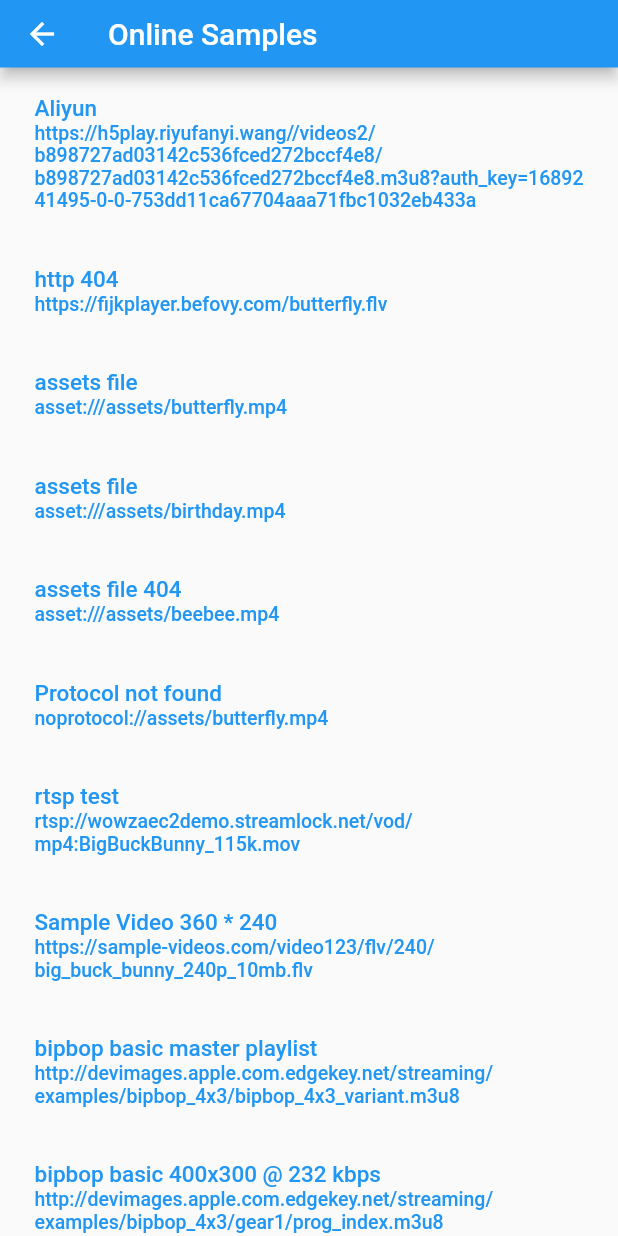
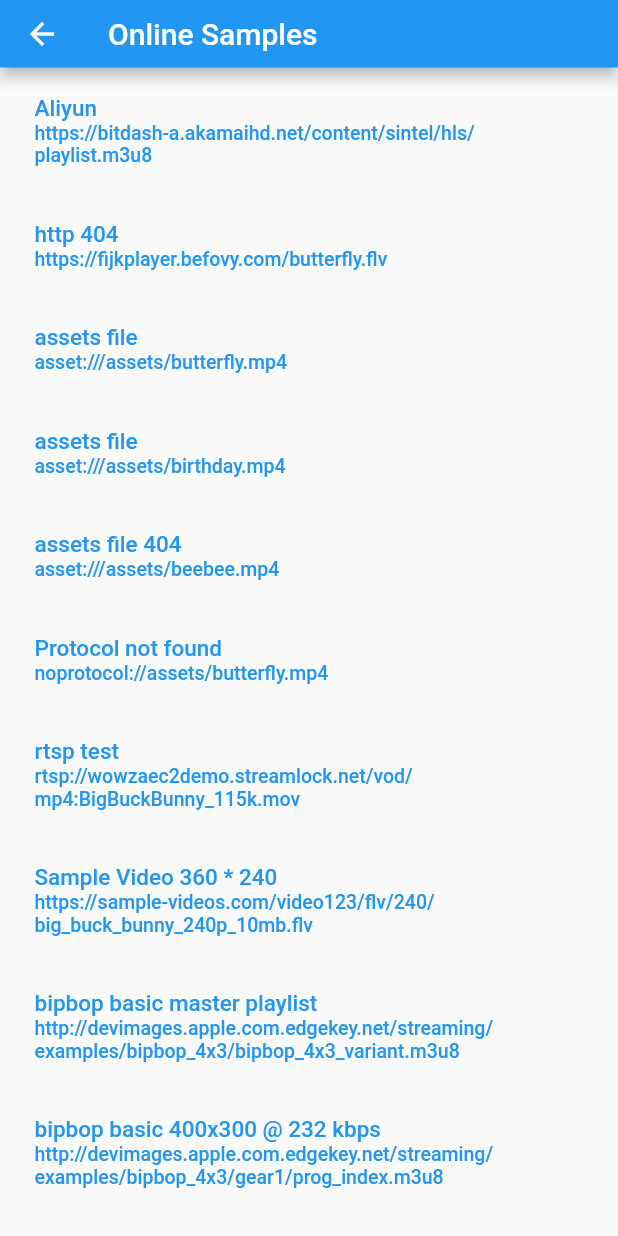
Before and after one commit to 20156284/video_plus, a Flutter app: the SamplesScreen screen opened directly, on a phone screen of 412 x 824 dp. Run offline on Flutter 3.47's test engine with Material 2 defaults, Android fonts, the phone set to English and light mode, and no system bars; our stand-ins replace plugin_platform_interface, streaming_shared_preferences, video_player; missing offline and left inert: dart:html.

Commit message:
update ui

```diff
--- a/example/lib/recent_list.dart
+++ b/example/lib/recent_list.dart
@@ -7,7 +7,7 @@ import 'media_item.dart';
 const List<MediaUrl> samples = [
   MediaUrl(
       title: 'Aliyun',
-      url: 'https://h5play.riyufanyi.wang//videos2/b898727ad03142c536fced272bccf4e8/b898727ad03142c536fced272bccf4e8.m3u8?auth_key=1689241495-0-0-753dd11ca67704aaa71fbc1032eb433a'),
+      url: 'https://bitdash-a.akamaihd.net/content/sintel/hls/playlist.m3u8'),
   MediaUrl(
       title: 'http 404', url: 'https://fijkplayer.befovy.com/butterfly.flv'),
   MediaUrl(title: 'assets file', url: 'asset:///assets/butterfly.mp4'),
--- a/lib/video_view.dart
+++ b/lib/video_view.dart
@@ -90,9 +90,9 @@ class _VideoViewState extends State<VideoView> {
                   vp.VideoPlayer(widget.player.player!),
                   vp.ClosedCaption(
                       text: widget.player.player!.value.caption.text),
-                  _ControlsOverlay(controller: widget.player.player!),
-                  vp.VideoProgressIndicator(widget.player.player!,
-                      allowScrubbing: true),
+                  // _ControlsOverlay(controller: widget.player.player!),
+                  // vp.VideoProgressIndicator(widget.player.player!,
+                  //     allowScrubbing: true),
                 ],
               ),
             ),
```
